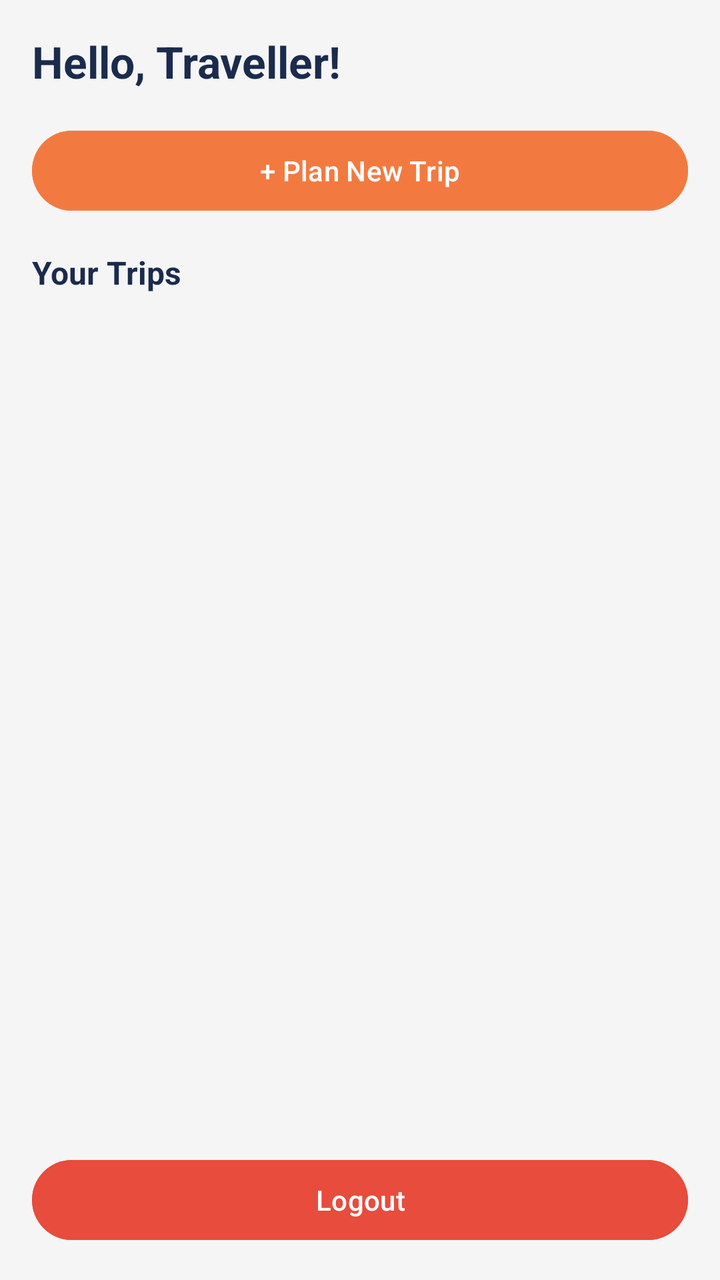
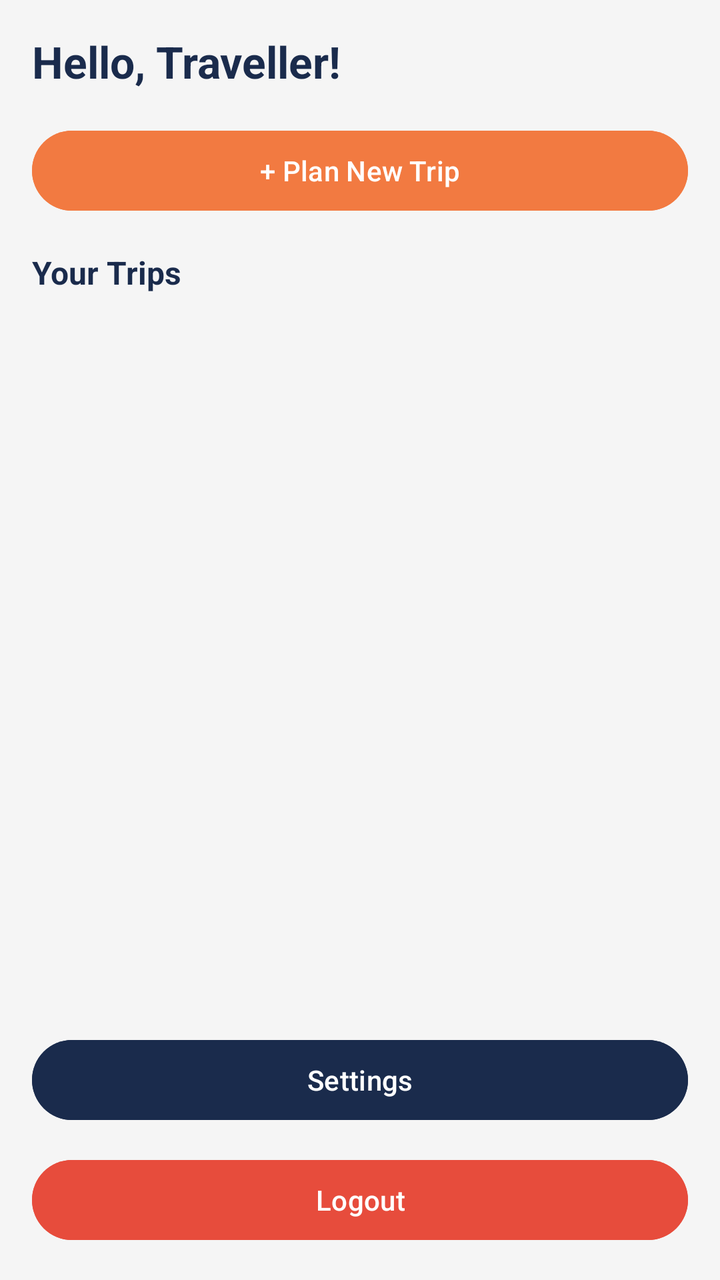

Compare the two renders of this Android layout. The source of the first and the diff that turns it into the second are given below.
<!-- AndroidManifest.xml: application theme Theme.FarePlanSA -->
<!-- res/layout/activity_dashboard.xml -->
<?xml version="1.0" encoding="utf-8"?>
<LinearLayout
    xmlns:android="http://schemas.android.com/apk/res/android"
    android:layout_width="match_parent"
    android:layout_height="match_parent"
    android:orientation="vertical"
    android:padding="16dp"
    android:background="#F5F5F5">

    <TextView
        android:id="@+id/tvWelcome"
        android:layout_width="wrap_content"
        android:layout_height="wrap_content"
        android:text="Hello, Traveller!"
        android:textSize="22sp"
        android:textStyle="bold"
        android:textColor="#1A2B4C"
        android:layout_marginBottom="16dp"/>

    <Button
        android:id="@+id/btnNewTrip"
        android:layout_width="match_parent"
        android:layout_height="wrap_content"
        android:text="+ Plan New Trip"
        android:backgroundTint="#F27A41"
        android:textColor="#FFFFFF"
        android:layout_marginBottom="16dp"/>

    <TextView
        android:layout_width="wrap_content"
        android:layout_height="wrap_content"
        android:text="Your Trips"
        android:textSize="16sp"
        android:textStyle="bold"
        android:textColor="#1A2B4C"
        android:layout_marginBottom="8dp"/>

    <TextView
        android:id="@+id/tvEmptyState"
        android:layout_width="match_parent"
        android:layout_height="wrap_content"
        android:text="No trips yet. Tap '+ Plan New Trip' to get started."
        android:textSize="14sp"
        android:textColor="#888888"
        android:gravity="center"
        android:padding="24dp"
        android:visibility="gone"/>

    <androidx.recyclerview.widget.RecyclerView
        android:id="@+id/recyclerTrips"
        android:layout_width="match_parent"
        android:layout_height="0dp"
        android:layout_weight="1"
        android:clipToPadding="false"/>

    <Button
        android:id="@+id/btnLogout"
        android:layout_width="match_parent"
        android:layout_height="wrap_content"
        android:text="Logout"
        android:backgroundTint="#E74C3C"
        android:textColor="#FFFFFF"
        android:layout_marginTop="12dp"/>

</LinearLayout>
<!-- resources referenced by this layout -->
<resources>
  <style name="Theme.FarePlanSA" parent="Base.Theme.FarePlanSA" />
  <style name="Base.Theme.FarePlanSA" parent="Theme.Material3.DayNight.NoActionBar">
          
          
      </style>
</resources>

<!-- the commit's change to res/layout/activity_dashboard.xml (unified diff, before → after) -->
@@ -54,6 +54,15 @@
         android:clipToPadding="false"/>
 
     <Button
+        android:id="@+id/btnSettings"
+        android:layout_width="match_parent"
+        android:layout_height="wrap_content"
+        android:text="@string/dashboard_settings"
+        android:backgroundTint="#1A2B4C"
+        android:textColor="#FFFFFF"
+        android:layout_marginTop="12dp"/>
+
+    <Button
         android:id="@+id/btnLogout"
         android:layout_width="match_parent"
         android:layout_height="wrap_content"
<!-- resource entries referenced after the edit -->
@@ -1,5 +1,6 @@
 <!-- resources referenced by this layout -->
 <resources>
+  <string name="dashboard_settings">Settings</string>
   <style name="Theme.FarePlanSA" parent="Base.Theme.FarePlanSA" />
   <style name="Base.Theme.FarePlanSA" parent="Theme.Material3.DayNight.NoActionBar">
           
